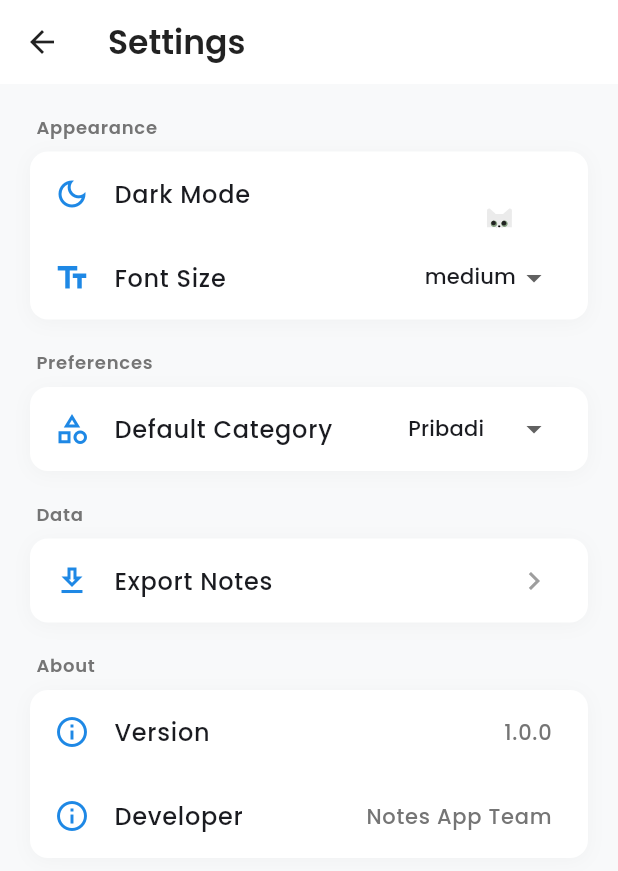
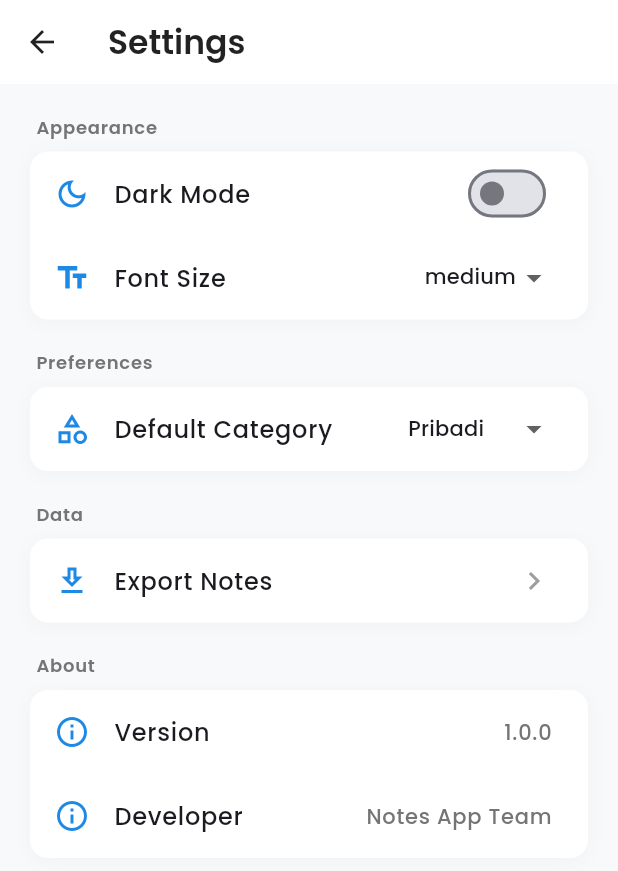
Before and after one commit to KishiEdward/Notes_App_UAS, a Flutter app: the SettingsPage screen opened directly, on a phone screen of 412 x 824 dp. Shown: the top 871 px of the screen. Run offline on Flutter 3.47's test engine with Material 3 defaults, Android fonts, the phone set to English and light mode, and no system bars; our stand-ins replace cloud_firestore, firebase_auth, firebase_core, google_fonts, google_sign_in, lottie and 1 more; accounts and stored records are empty.

Commit message:
restore switch and toggle page navigation

```diff
--- a/lib/pages/settings_page.dart
+++ b/lib/pages/settings_page.dart
@@ -7,7 +7,7 @@ import 'package:notesapp/services/settings_service.dart';
 import 'package:notesapp/services/firestore_service.dart';
 import 'package:path_provider/path_provider.dart';
 import 'package:notesapp/utils/notification_helper.dart';
-import 'package:notesapp/widgets/theme_toggle_switch.dart';
+import 'package:notesapp/splash/toggle_theme.dart';
 
 
 class SettingsPage extends StatefulWidget {
@@ -130,7 +130,15 @@ class _SettingsPageState extends State<SettingsPage> {
                 'Dark Mode',
                 Icons.dark_mode_outlined,
                 _darkMode,
-                (value) => _toggleDarkMode(value),
+                (value) async {
+                  await Navigator.push(
+                    context,
+                    MaterialPageRoute(
+                      builder: (_) => const ToggleThemePage(),
+                    ),
+                  );
+                  _loadSettings();
+                },
 
               ),
               _buildDropdownTile(
@@ -217,18 +225,11 @@ class _SettingsPageState extends State<SettingsPage> {
     return ListTile(
       leading: Icon(icon, color: Colors.blue.shade600),
       title: Text(title, style: GoogleFonts.poppins(fontWeight: FontWeight.w500)),
-      trailing: title == 'Dark Mode'
-          ? ThemeToggleSwitch(
-              value: value,
-              onChanged: onChanged,
-              width: 70, // Sedikit lebih lebar untuk animasi yang bagus
-              height: 45,
-            )
-          : Switch(
-              value: value,
-              onChanged: onChanged,
-              activeColor: Colors.blue.shade600,
-            ),
+      trailing: Switch(
+        value: value,
+        onChanged: onChanged,
+        activeColor: Colors.blue.shade600,
+      ),
     );
   }
 
```
